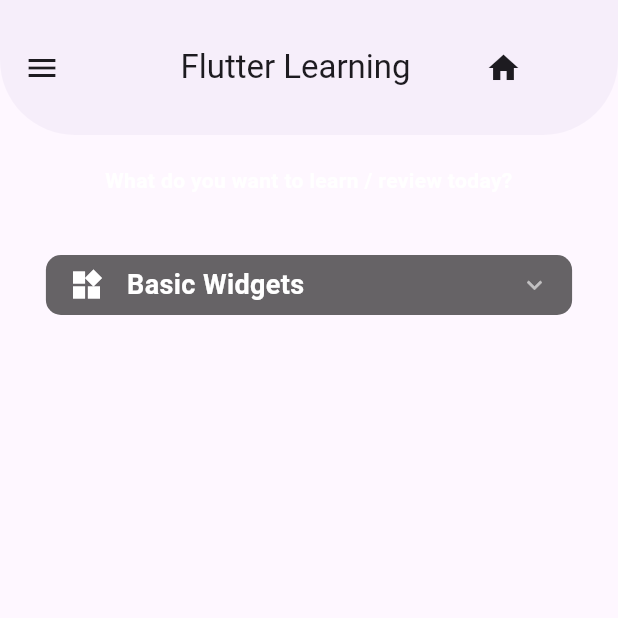
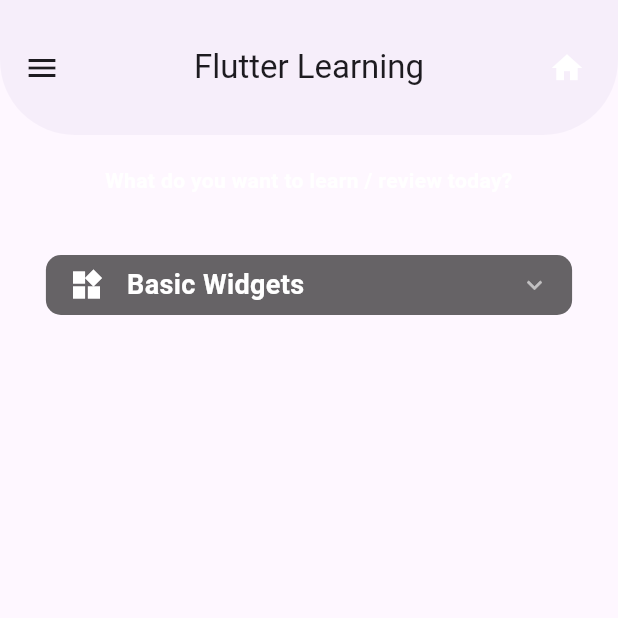
Before and after one commit to kaiqueBellmont/flutter_concept_practices, a Flutter app: the HelloWorld screen opened directly, after a tap on the "home" icon, on a phone screen of 412 x 824 dp, the top half of it. Run offline on Flutter 3.47's test engine with Material 3 defaults, Android fonts, the phone set to English and light mode, and no system bars; drawn by our look-alikes of accordion.

Commit message:
icon bug fixed

```diff
--- a/lib/components/custom_appbar.dart
+++ b/lib/components/custom_appbar.dart
@@ -22,22 +22,16 @@
       ),
       centerTitle: true,
       leading: const Icon(Icons.menu),
-      title: Row(
-        mainAxisAlignment: MainAxisAlignment.center,
-        children: [
-          Flexible(
-            child: FittedBox(
-              fit: BoxFit.scaleDown,
-              child: Text(
+      title: Text(
         title,
         textAlign: TextAlign.center,
         style: Theme.of(context).textTheme.titleLarge,
       ),
-            ),
-          ),
-          const SizedBox(width: 20), // Espaço entre o texto e o ícone
-          GestureDetector(
-            onTap: () {
+      actions: [
+        Padding(
+          padding: const EdgeInsets.only(right: 10),
+          child: IconButton(
+            onPressed: () {
               Navigator.of(context).pushAndRemoveUntil(
                 PageRouteBuilder(
                   transitionDuration: const Duration(milliseconds: 200),
@@ -52,12 +46,10 @@
                 (route) => false,
               );
             },
-            child: const Icon(
-              Icons.home,
+            icon: const Icon(Icons.home, color: Colors.white),
           ),
-          ), // Ícone de home com ação de navegação
+        ),
       ],
-      ),
     );
   }
 }
--- a/lib/components/custom_accordion.dart
+++ b/lib/components/main_custom_accordion.dart
@@ -25,7 +25,6 @@
               headerBorderColor: Colors.white,
               headerBackgroundColor: Theme.of(context).hintColor,
               headerBorderColorOpened: Theme.of(context).primaryColor,
-              // headerBorderWidth: 1,
               headerBackgroundColorOpened: Theme.of(context).primaryColor,
               contentBackgroundColor: Theme.of(context).canvasColor,
               contentBorderWidth: 3,
--- a/lib/pages/home.dart
+++ b/lib/pages/home.dart
@@ -1,5 +1,6 @@
 import 'package:flutter/material.dart';
-import 'package:flutter_concept_practices/components/custom_accordion.dart';
+import 'package:flutter_concept_practices/components/custom_appbar.dart';
+import 'package:flutter_concept_practices/components/main_custom_accordion.dart';
 import 'package:flutter_concept_practices/components/text_container.dart';
 import '../routes/routes.dart';
 
@@ -8,42 +9,9 @@
 
   @override
   Widget build(BuildContext context) {
-    return Scaffold(
-      appBar: AppBar(
-        toolbarHeight: 90,
-        elevation: 1,
-        shape: const RoundedRectangleBorder(
-          borderRadius: BorderRadius.vertical(
-            bottom: Radius.circular(50),
-          ),
-        ),
-        centerTitle: true,
-        leading: const Icon(Icons.menu),
-        title: Row(
-          mainAxisAlignment: MainAxisAlignment.center,
-          children: [
-            Text(
-              'Flutter Learning',
-              textAlign: TextAlign.center,
-              style: Theme.of(context).textTheme.titleLarge,
-            ),
-            const SizedBox(width: 50), // Espaço entre o texto e o ícone
-            GestureDetector(
-              onTap: () {
-                Navigator.pushNamedAndRemoveUntil(
-                  context,
-                  AppRoutes.home,
-                  (route) => false,
-                );
-              },
-              child: const Icon(
-                Icons.home,
-              ),
-            ), // Ícone de home com ação de navegação
-          ],
-        ),
-      ),
-      body: const Column(
+    return const Scaffold(
+      appBar: CustomAppBar(title: 'Flutter Learning'),
+      body: Column(
         children: [
           Padding(
             padding: EdgeInsets.all(10),
```
Lines whose indentation alone changed are shown as unchanged.
